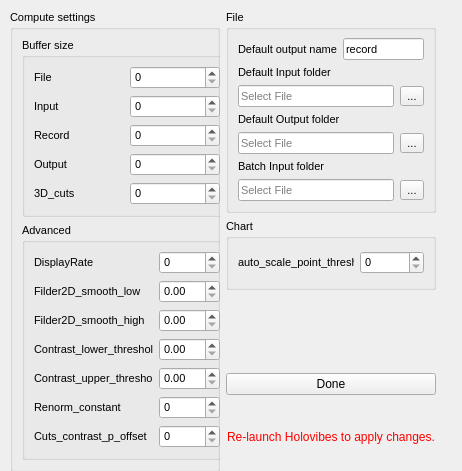
DigitalHolography/Holovibes, file Holovibes/advancedSettingsWindow.ui: the form before one commit.
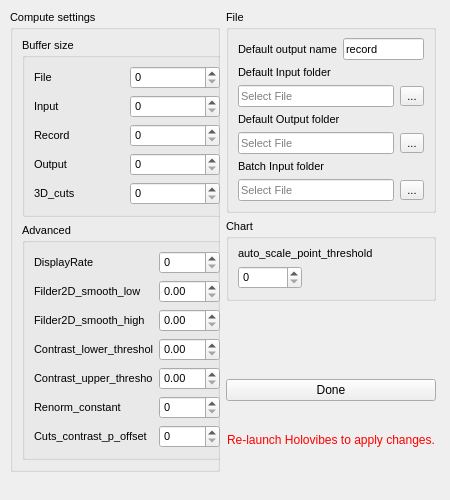
The form after the commit. Custom widgets are drawn as their Qt base class.

Commit message: fix(asw): fixed the size of the window and the dynamically added component

The edit to the form file:
```diff
--- a/Holovibes/advancedSettingsWindow.ui
+++ b/Holovibes/advancedSettingsWindow.ui
@@ -6,16 +6,22 @@
    <rect>
     <x>0</x>
     <y>0</y>
-    <width>462</width>
-    <height>471</height>
+    <width>450</width>
+    <height>500</height>
    </rect>
   </property>
   <property name="sizePolicy">
-   <sizepolicy hsizetype="Fixed" vsizetype="Minimum">
+   <sizepolicy hsizetype="Fixed" vsizetype="Fixed">
     <horstretch>0</horstretch>
     <verstretch>0</verstretch>
    </sizepolicy>
   </property>
+  <property name="minimumSize">
+   <size>
+    <width>450</width>
+    <height>500</height>
+   </size>
+  </property>
   <property name="windowTitle">
    <string>Advanced Settings</string>
   </property>
@@ -37,8 +43,8 @@
      <rect>
       <x>10</x>
       <y>10</y>
-      <width>441</width>
-      <height>444</height>
+      <width>428</width>
+      <height>411</height>
      </rect>
     </property>
     <layout class="QGridLayout" name="gridLayout">
@@ -106,7 +112,7 @@
          <number>9</number>
         </property>
         <item>
-         <layout class="QHBoxLayout" name="horizontalLayout">
+         <layout class="QVBoxLayout" name="verticalLayout">
           <item>
            <widget class="QLabel" name="autoScaleLabel">
             <property name="text">
@@ -116,6 +122,18 @@
           </item>
           <item>
            <widget class="QSpinBox" name="autoScalePointThresholdSpinBox">
+            <property name="sizePolicy">
+             <sizepolicy hsizetype="Fixed" vsizetype="Fixed">
+              <horstretch>0</horstretch>
+              <verstretch>0</verstretch>
+             </sizepolicy>
+            </property>
+            <property name="layoutDirection">
+             <enum>Qt::LeftToRight</enum>
+            </property>
+            <property name="alignment">
+             <set>Qt::AlignLeading|Qt::AlignLeft|Qt::AlignVCenter</set>
+            </property>
             <property name="maximum">
              <number>999999999</number>
             </property>
@@ -672,6 +690,15 @@
        </property>
        <item>
         <widget class="QPushButton" name="ApplyPushButton">
+         <property name="sizePolicy">
+          <sizepolicy hsizetype="Preferred" vsizetype="Fixed">
+           <horstretch>1</horstretch>
+           <verstretch>0</verstretch>
+          </sizepolicy>
+         </property>
+         <property name="layoutDirection">
+          <enum>Qt::LeftToRight</enum>
+         </property>
          <property name="text">
           <string>Done</string>
          </property>
```
The commit also changes 2 other files.
